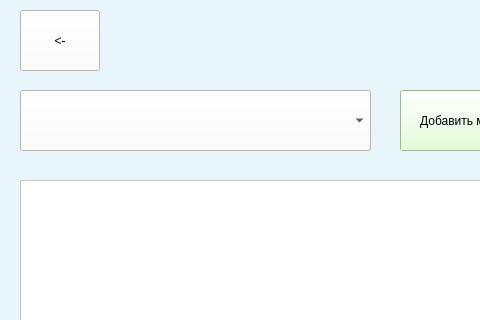
First picture: the form in qt/list_of_events.ui, repository andrei-229/valanter_app, before the edit; both pictures show x 0 to 480 and y 0 to 320 of the 800 by 600 pixel window.
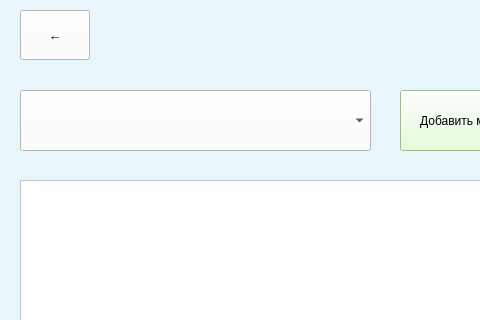
Second picture: the form after the edit.

```diff
--- a/qt/list_of_events.ui
+++ b/qt/list_of_events.ui
@@ -72,15 +72,32 @@
      <rect>
       <x>20</x>
       <y>10</y>
-      <width>80</width>
-      <height>61</height>
+      <width>70</width>
+      <height>50</height>
      </rect>
     </property>
+    <property name="minimumSize">
+     <size>
+      <width>70</width>
+      <height>50</height>
+     </size>
+    </property>
+    <property name="maximumSize">
+     <size>
+      <width>70</width>
+      <height>50</height>
+     </size>
+    </property>
+    <property name="font">
+     <font>
+      <pointsize>10</pointsize>
+     </font>
+    </property>
     <property name="styleSheet">
      <string notr="true">background-color: rgb(255, 255, 255);</string>
     </property>
     <property name="text">
-     <string>&lt;-</string>
+     <string>←</string>
     </property>
    </widget>
    <widget class="QPushButton" name="add_student_but">
```
